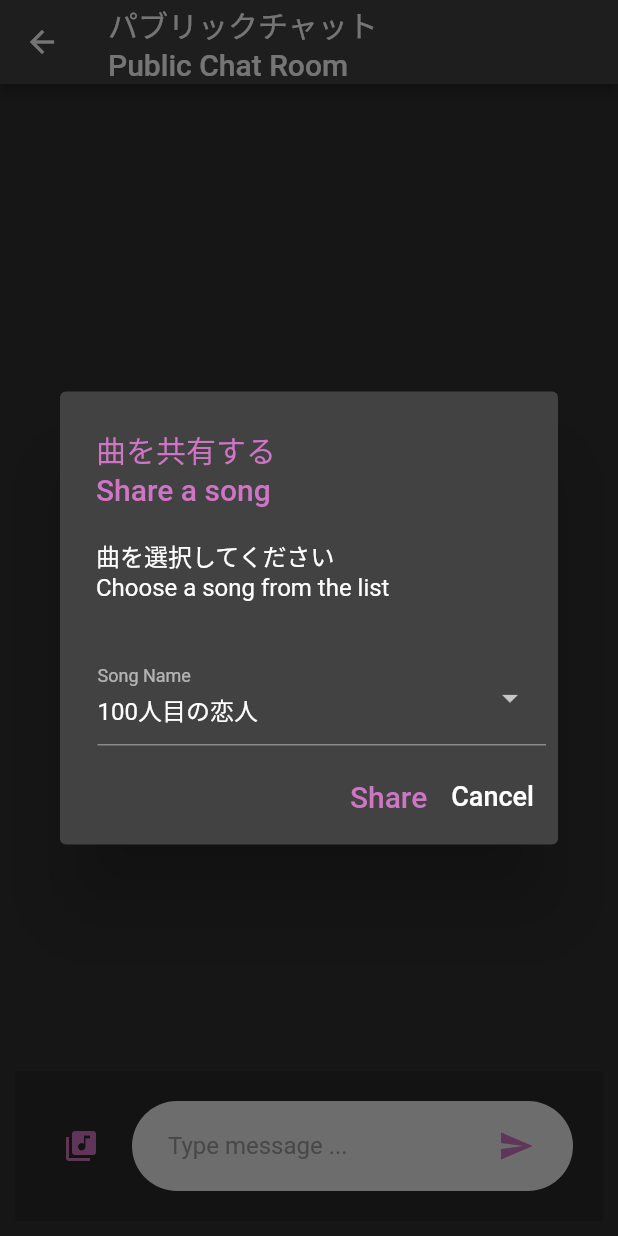
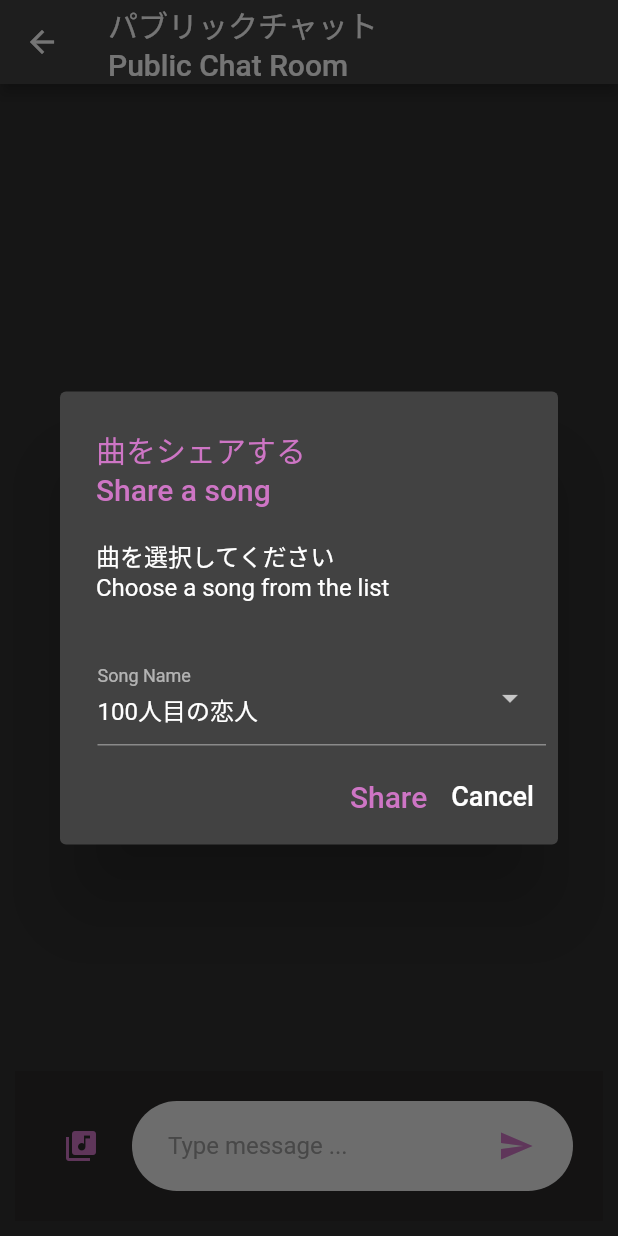
Before and after one commit to kuanyi0226/Flutter_Miyuki_Fan_Club_Web, a Flutter app: the PublicChatRoomPage screen opened directly, after a tap on the "library music" icon, on a phone screen of 412 x 824 dp. Run offline on Flutter 3.47's test engine with Material 2 defaults, Android fonts, the light colour scheme and no system bars; drawn by our look-alikes of dropdown_search; our stand-ins replace animated_background, cloud_firestore, firebase_auth, firebase_core, firebase_database, firebase_storage and 5 more; missing offline and left inert: exif, flame, flame_tiled, flutter_weather_bg_null_safety; accounts and stored records are empty.

Commit message:
fix translation

```diff
--- a/lib/screens/public_chat_room_page.dart
+++ b/lib/screens/public_chat_room_page.dart
@@ -67,7 +67,7 @@ class _PublicChatRoomPage extends State<PublicChatRoomPage>
         context: context,
         builder: (context) => AlertDialog(
               title: Text(
-                '曲を共有する\nShare a song',
+                '曲をシェアする\nShare a song',
                 style: TextStyle(color: theme_purple, fontSize: 20),
               ),
               content: Text('曲を選択してください\nChoose a song from the list'),
```
